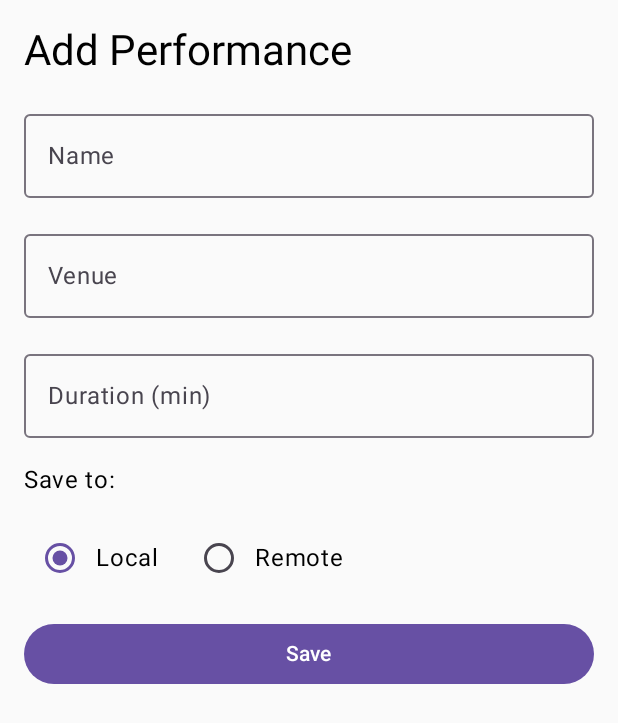
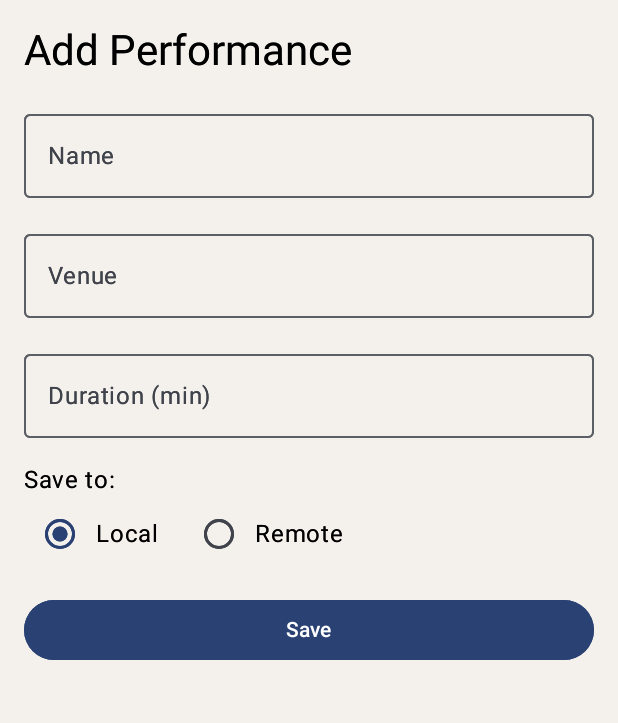
Before and after one commit to hayk888997/Sports, an Android app built with Jetpack Compose: the InsertPerformanceScreen screen opened through its navigation route, on a phone screen of 412 x 824 dp. Shown: the top 723 px of the screen. Run offline under Robolectric (Android 15) with nearby library versions, the phone set to English and light mode, and no system bars; our stand-ins replace Firebase (no records; nobody signed in at launch, a user with empty details on screens opened directly).

Commit message:
Separate screens into components, fixed issues with fetching from firestore, Added custom color schemes

```diff
--- a/app/src/main/java/com/example/sports/presentation/MainActivity.kt
+++ b/app/src/main/java/com/example/sports/presentation/MainActivity.kt
@@ -4,29 +4,13 @@ import android.os.Bundle
 import androidx.activity.ComponentActivity
 import androidx.activity.compose.setContent
 import androidx.activity.enableEdgeToEdge
-import androidx.compose.material3.MaterialTheme
-import androidx.compose.runtime.Composable
-import androidx.compose.ui.tooling.preview.Preview
 import com.example.sports.presentation.navigation.AppNavigation
-import com.example.sports.presentation.ui.theme.SportsTheme
 
 class MainActivity : ComponentActivity() {
     override fun onCreate(savedInstanceState: Bundle?) {
         super.onCreate(savedInstanceState)
         enableEdgeToEdge()
         setContent {
-            MaterialTheme {
-                AppNavigation()
-            }
-        }
-    }
-}
-
-@Preview(showBackground = true)
-@Composable
-fun GreetingPreview() {
-    SportsTheme {
-        MaterialTheme {
             AppNavigation()
         }
     }
--- a/app/src/main/java/com/example/sports/presentation/insertperformance/InsertPerformanceScreen.kt
+++ b/app/src/main/java/com/example/sports/presentation/insertperformance/InsertPerformanceScreen.kt
@@ -1,5 +1,6 @@
 package com.example.sports.presentation.insertperformance
 
+import androidx.compose.foundation.background
 import androidx.compose.foundation.layout.Arrangement
 import androidx.compose.foundation.layout.Column
 import androidx.compose.foundation.layout.Row
@@ -7,14 +8,10 @@ import androidx.compose.foundation.layout.fillMaxSize
 import androidx.compose.foundation.layout.fillMaxWidth
 import androidx.compose.foundation.layout.padding
 import androidx.compose.foundation.rememberScrollState
-import androidx.compose.foundation.text.KeyboardOptions
 import androidx.compose.foundation.verticalScroll
 import androidx.compose.material3.Button
-import androidx.compose.material3.CircularProgressIndicator
 import androidx.compose.material3.MaterialTheme
-import androidx.compose.material3.OutlinedTextField
 import androidx.compose.material3.RadioButton
-import androidx.compose.material3.Snackbar
 import androidx.compose.material3.Text
 import androidx.compose.runtime.Composable
 import androidx.compose.runtime.LaunchedEffect
@@ -22,7 +19,11 @@ import androidx.compose.ui.Alignment
 import androidx.compose.ui.Modifier
 import androidx.compose.ui.text.input.KeyboardType
 import androidx.compose.ui.unit.dp
-import com.example.sports.domain.model.StorageType
+import com.example.sports.presentation.ui.components.ErrorSnackBar
+import com.example.sports.presentation.ui.components.LoadingIndicator
+import com.example.sports.presentation.ui.components.PerformanceInputField
+import com.example.sports.presentation.ui.components.StorageSelector
+import com.example.sports.presentation.ui.theme.LocalExtraColors
 
 @Composable
 fun InsertPerformanceScreen(
@@ -31,77 +32,65 @@ fun InsertPerformanceScreen(
     onSaved: () -> Unit
 ) {
     val state = uiState
+    val extraColors = LocalExtraColors.current
 
     LaunchedEffect(state.success) {
-        if (state.success) {
-            onSaved()
-        }
+        if (state.success) onSaved()
     }
 
     Column(
         modifier = Modifier
             .fillMaxSize()
+            .background(extraColors.screenBg)
             .padding(16.dp)
             .verticalScroll(rememberScrollState()),
         verticalArrangement = Arrangement.spacedBy(16.dp)
     ) {
-        Text("Add Performance", style = MaterialTheme.typography.headlineMedium)
 
-        OutlinedTextField(
+        Text(
+            "Add Performance",
+            style = MaterialTheme.typography.headlineMedium
+        )
+
+        PerformanceInputField(
             value = state.name,
             onValueChange = { onEvent(InsertPerformanceEvent.NameChanged(it)) },
-            label = { Text("Name") },
-            modifier = Modifier.fillMaxWidth()
+            label = "Name"
         )
 
-        OutlinedTextField(
+        PerformanceInputField(
             value = state.venue,
             onValueChange = { onEvent(InsertPerformanceEvent.VenueChanged(it)) },
-            label = { Text("Venue") },
-            modifier = Modifier.fillMaxWidth()
+            label = "Venue"
         )
 
-        OutlinedTextField(
+        PerformanceInputField(
             value = state.duration,
             onValueChange = { onEvent(InsertPerformanceEvent.DurationChanged(it)) },
-            label = { Text("Duration (min)") },
-            keyboardOptions = KeyboardOptions.Default.copy(keyboardType = KeyboardType.Number),
-            modifier = Modifier.fillMaxWidth()
+            label = "Duration (min)",
+            keyboardType = KeyboardType.Number
         )
 
-        Text("Save to:")
-        Row(horizontalArrangement = Arrangement.spacedBy(16.dp)) {
-            RadioButtonWithLabel(
-                selected = state.storageType == StorageType.LOCAL,
-                onClick = { onEvent(InsertPerformanceEvent.StorageTypeChanged(StorageType.LOCAL)) },
-                label = "Local"
-            )
-            RadioButtonWithLabel(
-                selected = state.storageType == StorageType.REMOTE,
-                onClick = { onEvent(InsertPerformanceEvent.StorageTypeChanged(StorageType.REMOTE)) },
-                label = "Remote"
-            )
-        }
+        StorageSelector(
+            selected = state.storageType,
+            onSelect = { onEvent(InsertPerformanceEvent.StorageTypeChanged(it)) }
+        )
 
         Button(
             onClick = { onEvent(InsertPerformanceEvent.Submit) },
             modifier = Modifier.fillMaxWidth(),
-            enabled = !state.isLoading
+            enabled = !state.isLoading,
         ) {
             Text("Save")
         }
 
         if (state.isLoading) {
-            CircularProgressIndicator(modifier = Modifier.align(Alignment.CenterHorizontally))
+            LoadingIndicator()
+        }
+        if (!state.errorMessage.isNullOrEmpty()) {
+            ErrorSnackBar(state.errorMessage, extraColors)
         }
 
-        state.errorMessage?.let {
-            Snackbar(
-                modifier = Modifier.padding(top = 8.dp)
-            ) {
-                Text(it)
-            }
-        }
     }
 }
 
--- a/app/src/main/java/com/example/sports/presentation/navigation/AppNavigation.kt
+++ b/app/src/main/java/com/example/sports/presentation/navigation/AppNavigation.kt
@@ -9,6 +9,7 @@ import com.example.sports.presentation.insertperformance.InsertPerformanceViewMo
 import com.example.sports.presentation.performancelist.ListPerformancesEvent
 import com.example.sports.presentation.performancelist.ListPerformancesScreen
 import com.example.sports.presentation.performancelist.ListPerformancesViewModel
+import com.example.sports.presentation.ui.theme.SportsTheme
 import org.koin.androidx.compose.koinViewModel
 
 @Composable
@@ -17,6 +18,7 @@ fun AppNavigation() {
     val listVm: ListPerformancesViewModel = koinViewModel()
     val navController = rememberNavController()
 
+    SportsTheme {
         NavHost(navController = navController, startDestination = Routes.LIST_PERFORMANCES) {
             composable(Routes.LIST_PERFORMANCES) {
                 ListPerformancesScreen(
@@ -37,3 +39,4 @@ fun AppNavigation() {
             }
         }
     }
+}
--- a/app/src/main/java/com/example/sports/presentation/performancelist/ListPerformancesScreen.kt
+++ b/app/src/main/java/com/example/sports/presentation/performancelist/ListPerformancesScreen.kt
@@ -1,34 +1,27 @@
 package com.example.sports.presentation.performancelist
 
 import androidx.compose.foundation.background
-import androidx.compose.foundation.layout.Arrangement
 import androidx.compose.foundation.layout.Column
-import androidx.compose.foundation.layout.Row
 import androidx.compose.foundation.layout.Spacer
-import androidx.compose.foundation.layout.fillMaxWidth
 import androidx.compose.foundation.layout.height
 import androidx.compose.foundation.layout.padding
-import androidx.compose.foundation.lazy.LazyColumn
-import androidx.compose.foundation.lazy.items
-import androidx.compose.material3.Card
-import androidx.compose.material3.CircularProgressIndicator
-import androidx.compose.material3.FilterChip
 import androidx.compose.material3.FloatingActionButton
 import androidx.compose.material3.Icon
-import androidx.compose.material3.MaterialTheme
 import androidx.compose.material3.Scaffold
-import androidx.compose.material3.Text
 import androidx.compose.runtime.Composable
 import androidx.compose.ui.Modifier
 import androidx.compose.ui.graphics.Color
-import androidx.compose.ui.res.painterResource
-import androidx.compose.ui.text.font.FontWeight
 import androidx.compose.ui.tooling.preview.Preview
 import androidx.compose.ui.unit.dp
-import com.example.sports.R
-import com.example.sports.domain.model.FilterType
-import com.example.sports.domain.model.StorageType
-import com.example.sports.presentation.insertperformance.InsertPerformanceEvent
+import androidx.compose.material.icons.Icons
+import androidx.compose.material.icons.filled.Add
+import androidx.compose.ui.Alignment
+import com.example.sports.presentation.ui.components.ErrorSnackBar
+import com.example.sports.presentation.ui.components.FilterChips
+import com.example.sports.presentation.ui.components.LoadingIndicator
+import com.example.sports.presentation.ui.components.PerformanceList
+import com.example.sports.presentation.ui.theme.ExtraColors
+import com.example.sports.presentation.ui.theme.LocalExtraColors
 
 @Composable
 fun ListPerformancesScreen(
@@ -36,71 +29,54 @@ fun ListPerformancesScreen(
     onEvent: (ListPerformancesEvent) -> Unit,
     onNavigateToInsert: () -> Unit,
 ) {
-    val state = uiState
+    val extraColors = LocalExtraColors.current
 
     Scaffold(
+        containerColor = extraColors.screenBg,
         floatingActionButton = {
             FloatingActionButton(onClick = onNavigateToInsert) {
-                Icon(
-                    painter = painterResource(id = R.drawable.ic_launcher_background),
-                    contentDescription = "Add"
-                )
+                Icon(imageVector = Icons.Default.Add, contentDescription = null)
             }
         }
     ) { padding ->
-        Column(
-            modifier = Modifier
+        Column(modifier =
+            Modifier
                 .padding(padding)
-                .padding(16.dp)
+                .padding(16.dp), horizontalAlignment = Alignment.CenterHorizontally
         ) {
-            Text("Filter", style = MaterialTheme.typography.headlineMedium)
-            Row(horizontalArrangement = Arrangement.spacedBy(8.dp)) {
-                listOf(FilterType.ALL, FilterType.LOCAL, FilterType.REMOTE).forEach { type ->
-                    FilterChip(
-                        selected = state.selectedFilter == type,
-                        onClick = {
-                            onEvent(ListPerformancesEvent.FilterChanged(type))
-                        },
-                        label = { Text(type.name) }
-                    )
-                }
-            }
+
+            FilterChips(
+                selected = uiState.selectedFilter,
+                onFilterSelected = { onEvent(ListPerformancesEvent.FilterChanged(it)) }
+            )
 
             Spacer(Modifier.height(16.dp))
 
-            when {
-                state.isLoading -> {
-                    CircularProgressIndicator()
-                }
+            Content(
+                state = uiState,
+                extraColors = extraColors,
+                onRefresh = { onEvent(ListPerformancesEvent.Refresh) }
+            )
+        }
+    }
+}
 
-                state.errorMessage != null -> {
-                    Text(state.errorMessage, color = Color.Red)
-                }
+@Composable
+private fun Content(
+    state: ListPerformancesUiState,
+    extraColors: ExtraColors,
+    onRefresh: () -> Unit
+) {
+    when {
+        state.isLoading -> LoadingIndicator()
 
-                else -> {
-                    LazyColumn(verticalArrangement = Arrangement.spacedBy(8.dp)) {
-                        items(state.performances) { item ->
-                            Card(
-                                modifier = Modifier
-                                    .fillMaxWidth()
-                                    .background(
-                                        when (item.storageType) {
-                                            StorageType.LOCAL -> Color(0xFFE3F2FD)
-                                            StorageType.REMOTE -> Color(0xFFFFF3E0)
-                                        }
-                                    ),
-                            ) {
-                                Column(modifier = Modifier.padding(12.dp)) {
-                                    Text(item.name, fontWeight = FontWeight.Bold)
-                                    Text("Venue: ${item.venue}")
-                                    Text("Duration: ${item.durationMinutes} min")
-                                }
-                            }
-                        }
-                    }
-                }
-            }
-        }
+        state.errorMessage != null -> ErrorSnackBar(state.errorMessage, extraColors)
+
+        else -> PerformanceList(
+            items = state.performances,
+            extraColors = extraColors,
+            onRefresh = onRefresh
+        )
     }
 }
 
--- /dev/null
+++ b/app/src/main/java/com/example/sports/presentation/ui/components/FilterChips.kt
@@ -0,0 +1,28 @@
+package com.example.sports.presentation.ui.components
+
+import androidx.compose.foundation.layout.Arrangement
+import androidx.compose.foundation.layout.Row
+import androidx.compose.material3.FilterChip
+import androidx.compose.material3.MaterialTheme
+import androidx.compose.material3.Text
+import androidx.compose.runtime.Composable
+import androidx.compose.ui.unit.dp
+import com.example.sports.domain.model.FilterType
+
+@Composable
+fun FilterChips(
+    selected: FilterType,
+    onFilterSelected: (FilterType) -> Unit
+) {
+    Text("Filter", style = MaterialTheme.typography.headlineMedium)
+
+    Row(horizontalArrangement = Arrangement.spacedBy(8.dp)) {
+        listOf(FilterType.ALL, FilterType.LOCAL, FilterType.REMOTE).forEach { type ->
+            FilterChip(
+                selected = selected == type,
+                onClick = { onFilterSelected(type) },
+                label = { Text(type.name) }
+            )
+        }
+    }
+}
--- /dev/null
+++ b/app/src/main/java/com/example/sports/presentation/ui/components/PerformanceInputField.kt
@@ -0,0 +1,26 @@
+package com.example.sports.presentation.ui.components
+
+import androidx.compose.foundation.layout.fillMaxWidth
+import androidx.compose.foundation.text.KeyboardOptions
+import androidx.compose.material3.OutlinedTextField
+import androidx.compose.material3.Text
+import androidx.compose.runtime.Composable
+import androidx.compose.ui.Modifier
+import androidx.compose.ui.text.input.KeyboardType
+
+@Composable
+fun PerformanceInputField(
+    modifier: Modifier = Modifier,
+    value: String,
+    onValueChange: (String) -> Unit,
+    label: String,
+    keyboardType: KeyboardType = KeyboardType.Text,
+) {
+    OutlinedTextField(
+        value = value,
+        onValueChange = onValueChange,
+        label = { Text(label) },
+        keyboardOptions = KeyboardOptions.Default.copy(keyboardType = keyboardType),
+        modifier = modifier.fillMaxWidth()
+    )
+}
--- /dev/null
+++ b/app/src/main/java/com/example/sports/presentation/ui/components/PerformanceList.kt
@@ -0,0 +1,34 @@
+package com.example.sports.presentation.ui.components
+
+import androidx.compose.foundation.layout.Arrangement
+import androidx.compose.foundation.layout.padding
+import androidx.compose.foundation.lazy.LazyColumn
+import androidx.compose.foundation.lazy.items
+import androidx.compose.material3.pulltorefresh.PullToRefreshBox
+import androidx.compose.runtime.Composable
+import androidx.compose.ui.Modifier
+import androidx.compose.ui.unit.dp
+import com.example.sports.domain.model.SportPerformance
+import com.example.sports.presentation.ui.theme.ExtraColors
+
+@Composable
+fun PerformanceList(
+    items: List<SportPerformance>,
+    extraColors: ExtraColors,
+    onRefresh: () -> Unit
+) {
+    PullToRefreshBox(
+        isRefreshing = false,
+        onRefresh = onRefresh,
+        modifier = Modifier.padding(8.dp)
+    ) {
+        LazyColumn(verticalArrangement = Arrangement.spacedBy(8.dp)) {
+            items(
+                items = items,
+                key = { it.id }
+            ) { item ->
+                PerformanceCard(item, extraColors)
+            }
+        }
+    }
+}
--- /dev/null
+++ b/app/src/main/java/com/example/sports/presentation/ui/components/StorageSelector.kt
@@ -0,0 +1,34 @@
+package com.example.sports.presentation.ui.components
+
+import androidx.compose.foundation.layout.Arrangement
+import androidx.compose.foundation.layout.Column
+import androidx.compose.foundation.layout.Row
+import androidx.compose.material3.Text
+import androidx.compose.runtime.Composable
+import androidx.compose.ui.unit.dp
+import com.example.sports.domain.model.StorageType
+import com.example.sports.presentation.insertperformance.RadioButtonWithLabel
+
+@Composable
+fun StorageSelector(
+    selected: StorageType,
+    onSelect: (StorageType) -> Unit
+) {
+    Column {
+        Text("Save to:")
+
+        Row(horizontalArrangement = Arrangement.spacedBy(16.dp)) {
+            RadioButtonWithLabel(
+                selected = selected == StorageType.LOCAL,
+                onClick = { onSelect(StorageType.LOCAL) },
+                label = "Local"
+            )
+
+            RadioButtonWithLabel(
+                selected = selected == StorageType.REMOTE,
+                onClick = { onSelect(StorageType.REMOTE) },
+                label = "Remote"
+            )
+        }
+    }
+}
--- a/app/src/main/java/com/example/sports/presentation/ui/theme/Color.kt
+++ b/app/src/main/java/com/example/sports/presentation/ui/theme/Color.kt
@@ -1,5 +1,6 @@
 package com.example.sports.presentation.ui.theme
 
+import androidx.compose.runtime.staticCompositionLocalOf
 import androidx.compose.ui.graphics.Color
 
 val Purple80 = Color(0xFFD0BCFF)
@@ -9,3 +10,29 @@ val Pink80 = Color(0xFFEFB8C8)
 val Purple40 = Color(0xFF6650a4)
 val PurpleGrey40 = Color(0xFF625b71)
 val Pink40 = Color(0xFF7D5260)
+
+data class ExtraColors(
+    val screenBg: Color,
+    val localBg: Color,
+    val remoteBg: Color,
+    val error: Color
+)
+
+val LocalExtraColors = staticCompositionLocalOf {
+    ExtraColors(
+        screenBg = Color.Unspecified,
+        localBg = Color.Unspecified,
+        remoteBg = Color.Unspecified,
+        error = Color.Unspecified
+    )
+}
+
+val ScreenBgLight = Color(0xFFF4F1EC)
+val LocalBgLight = Color(0xFF2F5B8A)   // light blue
+val RemoteBgLight = Color(0xFFF6C744)  // light orange
+
+val ScreenBgDark = Color(0xFFF4F1EC)
+val LocalBgDark = Color(0xFF4C7BAA)    // darker blue variant
+val RemoteBgDark = Color(0xFFF7DA72)   // darker orange variant
+
+val ErrorRed = Color(0xFFE04B4A)
--- a/app/src/main/java/com/example/sports/presentation/ui/theme/Theme.kt
+++ b/app/src/main/java/com/example/sports/presentation/ui/theme/Theme.kt
@@ -2,18 +2,22 @@ package com.example.sports.presentation.ui.theme
 
 import android.os.Build
 import androidx.compose.foundation.isSystemInDarkTheme
+import androidx.compose.foundation.shape.RoundedCornerShape
 import androidx.compose.material3.MaterialTheme
+import androidx.compose.material3.Shapes
 import androidx.compose.material3.darkColorScheme
 import androidx.compose.material3.dynamicDarkColorScheme
 import androidx.compose.material3.dynamicLightColorScheme
 import androidx.compose.material3.lightColorScheme
 import androidx.compose.runtime.Composable
+import androidx.compose.runtime.CompositionLocalProvider
 import androidx.compose.ui.platform.LocalContext
+import androidx.compose.ui.unit.dp
 
 private val DarkColorScheme = darkColorScheme(
     primary = Purple80,
     secondary = PurpleGrey80,
-    tertiary = Pink80
+    tertiary = Pink80,
 )
 
 private val LightColorScheme = lightColorScheme(
@@ -30,6 +34,12 @@ private val LightColorScheme = lightColorScheme(
     onBackground = Color(0xFF1C1B1F),
     onSurface = Color(0xFF1C1B1F),
     */
+)
+
+val AppShapes = Shapes(
+    small = RoundedCornerShape(4.dp),
+    medium = RoundedCornerShape(8.dp),
+    large = RoundedCornerShape(12.dp)
 )
 
 @Composable
@@ -49,6 +59,34 @@ fun SportsTheme(
         else -> LightColorScheme
     }
 
+    val extraColors =
+        if (darkTheme) {
+            ExtraColors(
+                screenBg = ScreenBgLight,
+                localBg = LocalBgDark,
+                remoteBg = RemoteBgDark,
+                error = ErrorRed
+            )
+        } else {
+            ExtraColors(
+                screenBg = ScreenBgLight,
+                localBg = LocalBgLight,
+                remoteBg = RemoteBgLight,
+                error = ErrorRed
+            )
+        }
+
+    CompositionLocalProvider(
+        LocalExtraColors provides extraColors
+    ) {
+        MaterialTheme(
+            colorScheme = colorScheme,
+            typography = Typography,
+            shapes = AppShapes,
+            content = content
+        )
+    }
+
     MaterialTheme(
         colorScheme = colorScheme,
         typography = Typography,
```
Also changed, not shown: app/build.gradle.kts (+5 -4 lines), app/src/main/java/com/example/sports/data/remote/dto/SportPerformanceDto.kt (+6 -4 lines), app/src/main/java/com/example/sports/presentation/ui/components/ErrorSnackBar.kt (added, +10 -0 lines), app/src/main/java/com/example/sports/presentation/ui/components/LoadingIndicator.kt (added, +18 -0 lines), app/src/main/java/com/example/sports/presentation/ui/components/PerformanceCard.kt (added, +44 -0 lines), gradle/libs.versions.toml (+8 -4 lines). Lines whose indentation alone changed are shown as unchanged.
